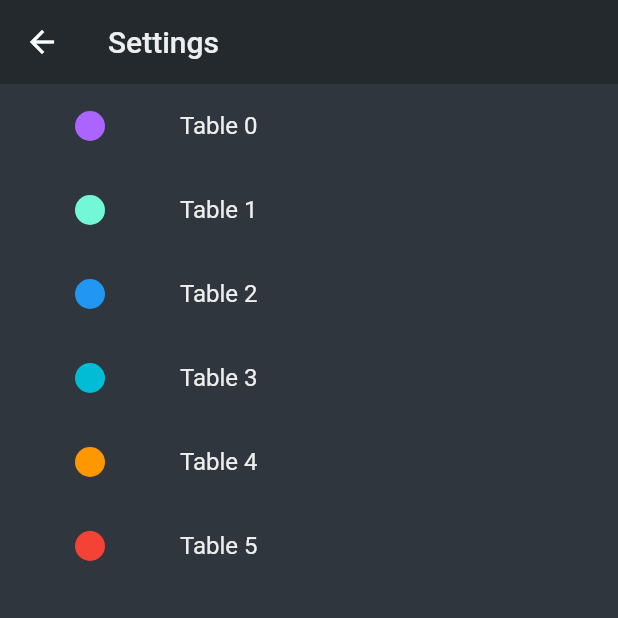
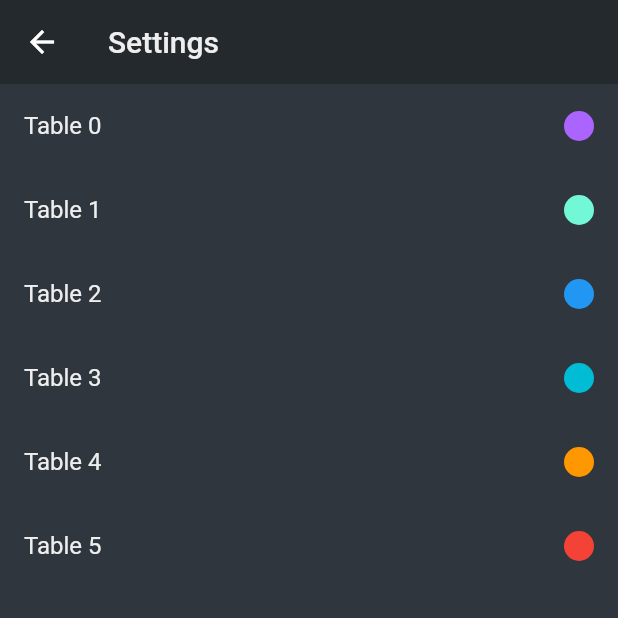
Before and after one commit to patrickz98/KickerKingServer, a Flutter app: the screen it shows after launch, in the side drawer, after a tap on "Settings", on a phone screen of 412 x 824 dp, the top half of it. Run offline on Flutter 3.47's test engine with Material 2 defaults, Android fonts, the phone set to English and light mode, and no system bars.

Commit message:
Check in.

```diff
--- a/app/lib/SettingsScaffold.dart
+++ b/app/lib/SettingsScaffold.dart
@@ -70,7 +70,17 @@ class _SettingsScaffoldState extends State<SettingsScaffold>
             );
 
             ListTile tile = ListTile(
-                leading: FlatButton(onPressed: (){}, child: Container(
+//                leading: FlatButton(onPressed: (){}, child: Container(
+//                    constraints: BoxConstraints.expand(
+//                        width: 20,
+//                        height: 20
+//                    ),
+//                    decoration: BoxDecoration(
+//                        color: Defines.tableColors[ inx ],
+//                        borderRadius: BorderRadius.all(Radius.circular(20))
+//                    ),
+//                )),
+                trailing: Container(
                     constraints: BoxConstraints.expand(
                         width: 20,
                         height: 20
@@ -79,7 +89,7 @@ class _SettingsScaffoldState extends State<SettingsScaffold>
                         color: Defines.tableColors[ inx ],
                         borderRadius: BorderRadius.all(Radius.circular(20))
                     ),
-                )),
+                ),
                 title: Simple.text('Table $inx'),
                 onTap: ()
                 {
```
Also changed, not shown: app/lib/main.dart (+5 -3 lines), 2 other files.
